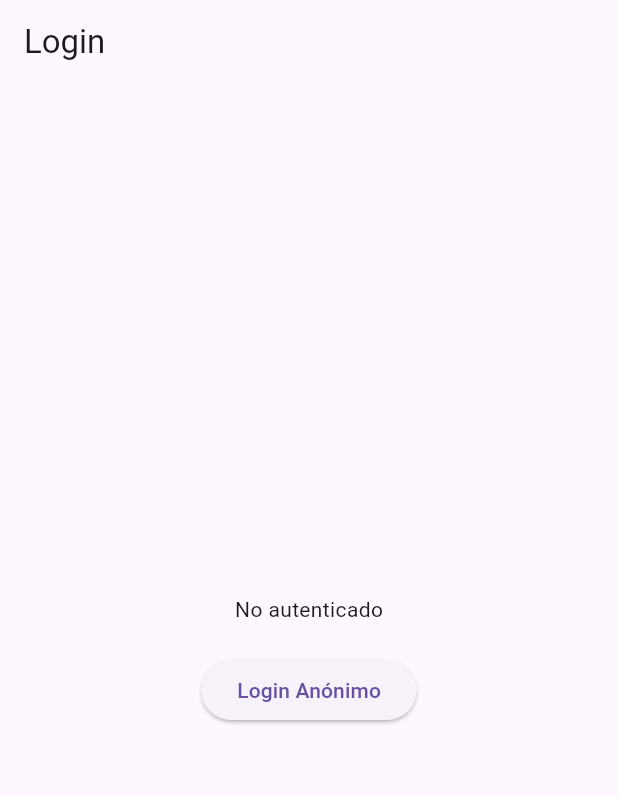
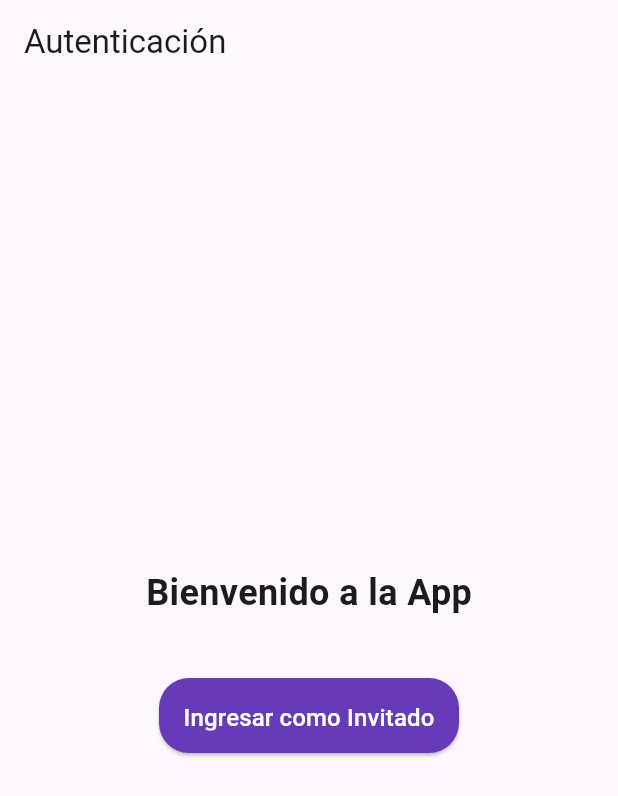
Before and after one commit to alinavargasg/mi_app_firebase, a Flutter app: the screen it shows after launch, on a phone screen of 412 x 824 dp. Shown: the top 796 px of the screen. Run offline on Flutter 3.47's test engine with Material 3 defaults, Android fonts, the phone set to English and light mode, and no system bars; our stand-ins replace firebase_auth, firebase_core; accounts and stored records are empty.

Commit message:
botón de login

```diff
--- a/lib/main.dart
+++ b/lib/main.dart
@@ -3,9 +3,16 @@ import 'package:firebase_core/firebase_core.dart';
 import 'package:firebase_auth/firebase_auth.dart';
 import 'package:http/http.dart' as http;
 import 'dart:convert';
+import 'dart:developer' as developer;
 
 void main() async {
   WidgetsFlutterBinding.ensureInitialized();
+
+  // Configuración de logging
+  debugPrint = (String? message, {int? wrapWidth}) {
+    developer.log(message ?? '', name: 'APP');
+  };
+
   await Firebase.initializeApp();
   runApp(const MyApp());
 }
@@ -19,42 +26,28 @@ class MyApp extends StatelessWidget {
       title: 'Mi App Firebase',
       theme: ThemeData(
         primarySwatch: Colors.blue,
-        useMaterial3: true,
+        visualDensity: VisualDensity.adaptivePlatformDensity,
       ),
-      home: const AuthWrapper(),
-      debugShowCheckedModeBanner: false,
+      home: const AuthScreen(),
     );
   }
 }
 
-class AuthWrapper extends StatelessWidget {
-  const AuthWrapper({super.key});
-
-  @override
-  Widget build(BuildContext context) {
-    return StreamBuilder<User?>(
-      stream: FirebaseAuth.instance.authStateChanges(),
-      builder: (context, snapshot) {
-        if (snapshot.connectionState == ConnectionState.active) {
-          return snapshot.data != null
-              ? HomeScreen(user: snapshot.data!)
-              : const LoginScreen();
-        }
-        return const Center(child: CircularProgressIndicator());
-      },
-    );
-  }
-}
-
-class LoginScreen extends StatelessWidget {
-  const LoginScreen({super.key});
+class AuthScreen extends StatelessWidget {
+  const AuthScreen({super.key});
 
   Future<void> _signInAnonymously(BuildContext context) async {
     try {
-      await FirebaseAuth.instance.signInAnonymously();
+      final userCredential = await FirebaseAuth.instance.signInAnonymously();
+      developer.log('Usuario anónimo conectado: ${userCredential.user?.uid}');
+
+      Navigator.of(context).pushReplacement(
+        MaterialPageRoute(builder: (_) => const HomeScreen()),
+      );
     } catch (e) {
+      developer.log('Error en login anónimo: $e', error: e);
       ScaffoldMessenger.of(context).showSnackBar(
-        SnackBar(content: Text('Error: ${e.toString()}')),
+        SnackBar(content: Text('Error al conectar: ${e.toString()}')),
       );
     }
   }
@@ -62,16 +55,36 @@ class LoginScreen extends StatelessWidget {
   @override
   Widget build(BuildContext context) {
     return Scaffold(
-      appBar: AppBar(title: const Text('Login')),
+      appBar: AppBar(
+        title: const Text('Autenticación'),
+      ),
       body: Center(
         child: Column(
           mainAxisAlignment: MainAxisAlignment.center,
           children: [
-            const Text('No autenticado'),
-            const SizedBox(height: 20),
-            ElevatedButton(
+            const Text(
+              'Bienvenido a la App',
+              style: TextStyle(fontSize: 24, fontWeight: FontWeight.bold),
+            ),
+            const SizedBox(height: 40),
+            SizedBox(
+              width: 200,
+              height: 50,
+              child: ElevatedButton(
+                style: ElevatedButton.styleFrom(
+                  backgroundColor: Colors.deepPurple, // Cambia el color
+                  padding: const EdgeInsets.symmetric(vertical: 15), // Ajusta el padding
+                  shape: RoundedRectangleBorder(
+                    borderRadius: BorderRadius.circular(20),
+                  ),
+                ),
+                /*Inicia sesión al hacer clic en el botón "Ingresar como Invitado"*/
                 onPressed: () => _signInAnonymously(context),
-              child: const Text('Login Anónimo'),
+                child: const Text(
+                  'Ingresar como Invitado',
+                  style: TextStyle(color: Colors.white, fontSize: 16),
+                ),
+              ),
             ),
           ],
         ),
@@ -81,23 +94,20 @@ class LoginScreen extends StatelessWidget {
 }
 
 class HomeScreen extends StatelessWidget {
-  final User user;
-
-  const HomeScreen({super.key, required this.user});
-
-  static const _apiUrl = 'http://localhost:3000/saludo';
+  const HomeScreen({super.key});
 
   Future<String> _fetchSaludo() async {
     try {
-      final response = await http.get(Uri.parse(_apiUrl));
+      const url = 'http://10.0.2.2:3000/saludo'; // Para Android emulator
+      final response = await http.get(Uri.parse(url));
 
       if (response.statusCode == 200) {
-        final data = jsonDecode(response.body);
-        return data['mensaje'] ?? 'Mensaje no encontrado';
+        return jsonDecode(response.body)['mensaje'] ?? 'Mensaje no encontrado';
       }
-      return 'Error HTTP: ${response.statusCode}';
+      return 'Error en la API: ${response.statusCode}';
     } catch (e) {
-      return 'Error de conexión: ${e.toString()}';
+      developer.log('Error de conexión: $e', error: e);
+      return 'Error de conexión: Verifica tu servidor local';
     }
   }
 
@@ -109,34 +119,40 @@ class HomeScreen extends StatelessWidget {
   Widget build(BuildContext context) {
     return Scaffold(
       appBar: AppBar(
-        title: const Text('Bienvenido'),
+        title: const Text('Inicio'),
         actions: [
           IconButton(
             icon: const Icon(Icons.logout),
-            onPressed: _signOut,
-            tooltip: 'Cerrar sesión',
+            onPressed: () async {
+              /*Cierra sesión al hacer clic en el icono de la parte superior derecha
+              de la pantalla*/
+              await _signOut();
+              Navigator.of(context).pushReplacement(
+                MaterialPageRoute(builder: (_) => const AuthScreen()),
+              );
+            },
           ),
         ],
       ),
       body: Center(
-        child: Column(
-          mainAxisAlignment: MainAxisAlignment.center,
-          children: [
-            Text('Usuario: ${user.isAnonymous ? 'Anónimo' : user.email}'),
-            const SizedBox(height: 20),
-            FutureBuilder<String>(
+        child: FutureBuilder<String>(
           future: _fetchSaludo(),
           builder: (context, snapshot) {
             if (snapshot.connectionState == ConnectionState.waiting) {
               return const CircularProgressIndicator();
             }
-                return Text(
-                  snapshot.hasData ? 'Saludo: ${snapshot.data}' : 'Error',
-                  style: Theme.of(context).textTheme.titleMedium,
+            return Column(
+              mainAxisAlignment: MainAxisAlignment.center,
+              children: [
+                Text(
+                  snapshot.data ?? 'No hay mensaje',
+                  style: const TextStyle(fontSize: 20),
+                ),
+                const SizedBox(height: 20),
+                const Text('Estás autenticado como usuario anónimo'),
+              ],
             );
           },
-            ),
-          ],
         ),
       ),
     );
```
Lines whose indentation alone changed are shown as unchanged.
